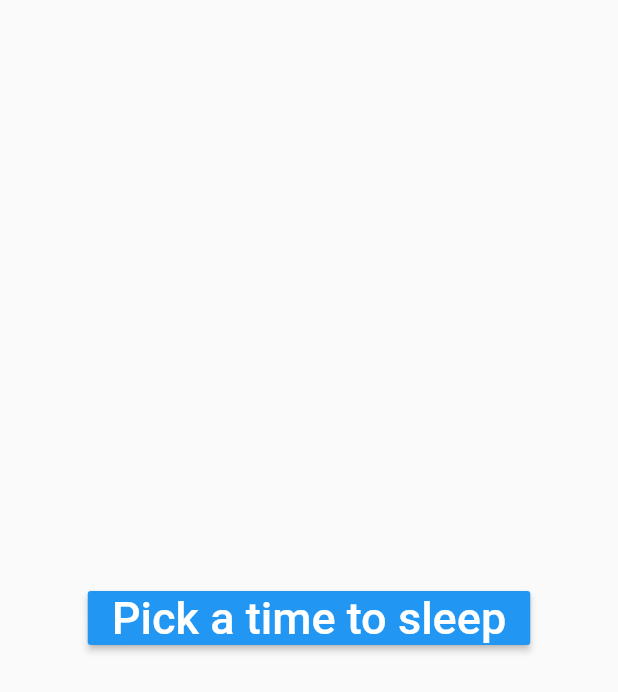
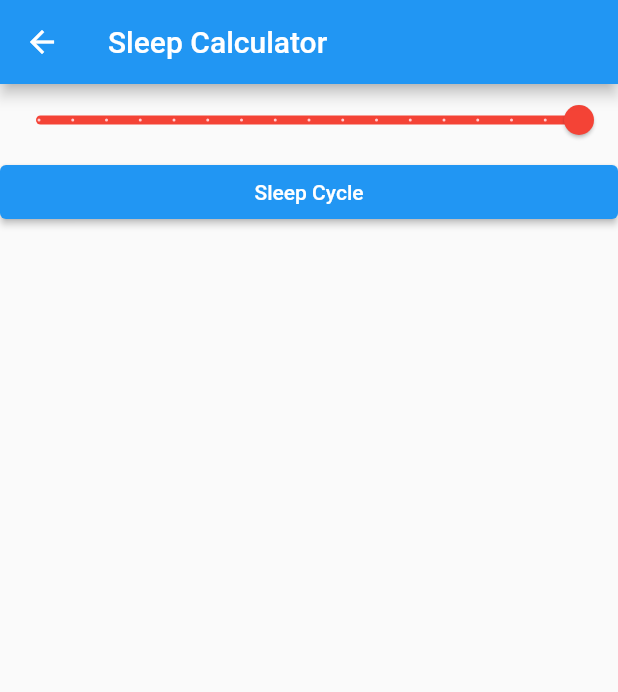
Before and after one commit to Snail51/SweetDreams, a Flutter app: the screen it shows after launch, after a tap on "Sleep Calculator", on a phone screen of 412 x 824 dp. Shown: the top 692 px of the screen. Run offline on Flutter 3.47's test engine with Material 2 defaults, Android fonts, the phone set to English and light mode, and no system bars; our stand-ins replace flutter_rating_bar; missing offline and left inert: time_range_picker.

Commit message:
Added slider with values corresponding with sleep cycles

```diff
--- a/lib/dreams/views/newCalc.dart
+++ b/lib/dreams/views/newCalc.dart
@@ -1,48 +1,101 @@
 import 'package:flutter/cupertino.dart';
+import 'package:flutter/foundation.dart';
 import 'package:flutter/material.dart';
 import '../utils/dreams_constant.dart';
 import 'package:units/database.dart';
 import 'package:time_range_picker/time_range_picker.dart';
 
 
-class HomePage extends StatefulWidget {
+class CalcPage extends StatefulWidget {
+  CalcPage({Key? key, required this.database}) : super (key: key);
 
-  HomePage({Key? key, required this.database}) : super (key: key);
 
+  // This widget is the home page of your application. It is stateful, meaning
+  // that it has a State object (defined below) that contains fields that affect
+  // how it looks.
+
+  // This class is the configuration for the state. It holds the values (in this
+  // case the title) provided by the parent (in this case the App widget) and
+  // used by the build method of the State. Fields in a Widget subclass are
+  // always marked "final".
   SleepData database;
 
   @override
-  _HomePageState createState() => _HomePageState();
+  _CalcPageState createState() => _CalcPageState();
 }
 
-class _HomePageState extends State<HomePage> {
+
+class _CalcPageState extends State<CalcPage> {
+
+  TimeOfDay _startTime = TimeOfDay.now();
+  TimeOfDay _endTime = TimeOfDay.fromDateTime(DateTime.now().add(const Duration(hours: 3)));
+  double cycle = 90.00;
+  double value = 16;
+
 
   @override
   void initState() {
     super.initState();
   }
 
-  void _timePicker() {
-    showTimeRangePicker(
-      context: context,
-    );
-  }
+  @override
+  Widget build(BuildContext context) {
+    return Scaffold(
+      appBar: AppBar(
+        title: Text('Sleep Calculator'),
+      ),
+      body: ListView(children: [
+        Slider(
+          value: value,
+          label: value.round().toString(),
+          activeColor: Colors.red,
+          inactiveColor: Colors.red.shade100,
+          min: 0,
+          max: 16,
+          divisions: 16,
+          onChanged: (value) => setState(() => this.value = value),
+      ),
+        ElevatedButton(
+          onPressed: () async {
+            TimeRange? result = await showTimeRangePicker(
+              context: context,
+              rotateLabels: false,
+              ticks: 12,
+              ticksColor: Colors.grey,
+              ticksOffset: -12,
+              labels: [
+                "24 ",
+                "3 ",
+                "6 ",
+                "9 ",
+                "12 ",
+                "15 ",
+                "18 ",
+                "21 "
+              ].asMap().entries.map((e) {
+                return ClockLabel.fromIndex(
+                    idx: e.key, length: 8   , text: e.value);
+              }).toList(),
+              labelOffset: -30,
+              padding: 55,
+              start: const TimeOfDay(hour: 12, minute: 0),
+              end: const TimeOfDay(hour: 18, minute: 0),
+              /**
+              disabledTime: TimeRange(
+                startTime: const TimeOfDay(hour: 4, minute: 0),
+                endTime: const TimeOfDay(hour: 10, minute: 0),
+              ),
+                  **/
+              maxDuration: const Duration(hours: 6),
+            );
 
-
-  @override
-  Widget build(BuildContext build) {
-    return Scaffold(
-      body: Center(
-        child: MaterialButton(
-          onPressed: _timePicker,
-          child: const Padding(
-            padding: EdgeInsets.all(.0),
-            child: Text('Pick a time to sleep',
-                style: TextStyle(color: Colors.white, fontSize: 30)),
-          ),
-          color: Colors.blue,
+            if (kDebugMode) {
+              print("result $result");
+            }
+          },
+          child: const Text("Sleep Cycle"),
         ),
-      ),
+      ]),
     );
   }
 }
--- a/lib/main.dart
+++ b/lib/main.dart
@@ -32,11 +32,11 @@ class MyApp extends StatelessWidget {
                   ,),
                 ElevatedButton(
                   style: ElevatedButton.styleFrom(
-                      primary: Colors.blueAccent
+                      primary: Colors.tealAccent
                   ),
                   child: Text('Sleep Calculator'),
                   onPressed: () {
-                    Navigator.push(context, MaterialPageRoute(builder: (context) => HomePage(database: database)));
+                    Navigator.push(context, MaterialPageRoute(builder: (context) => CalcPage(database: database)));
                   },
                 ),
                 ElevatedButton(
```
